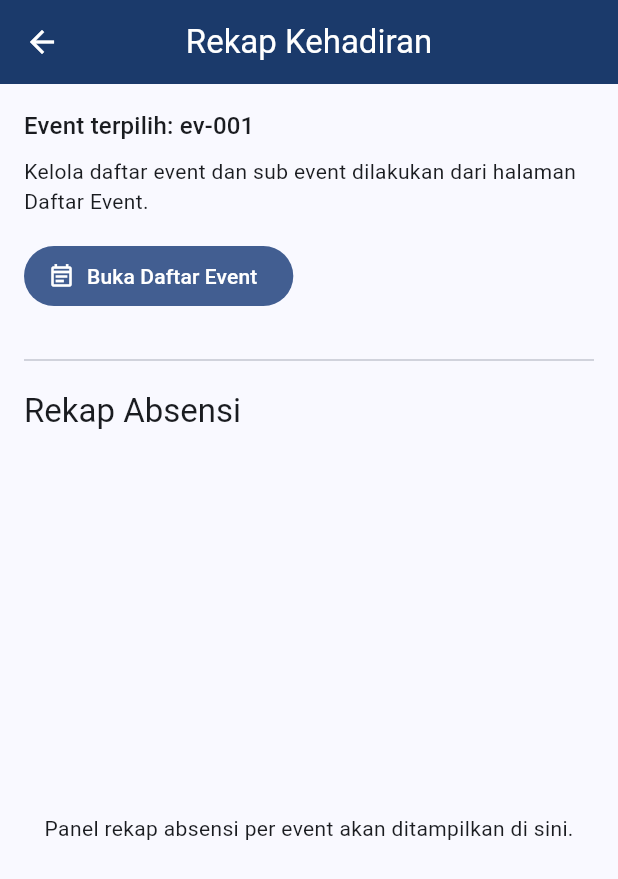
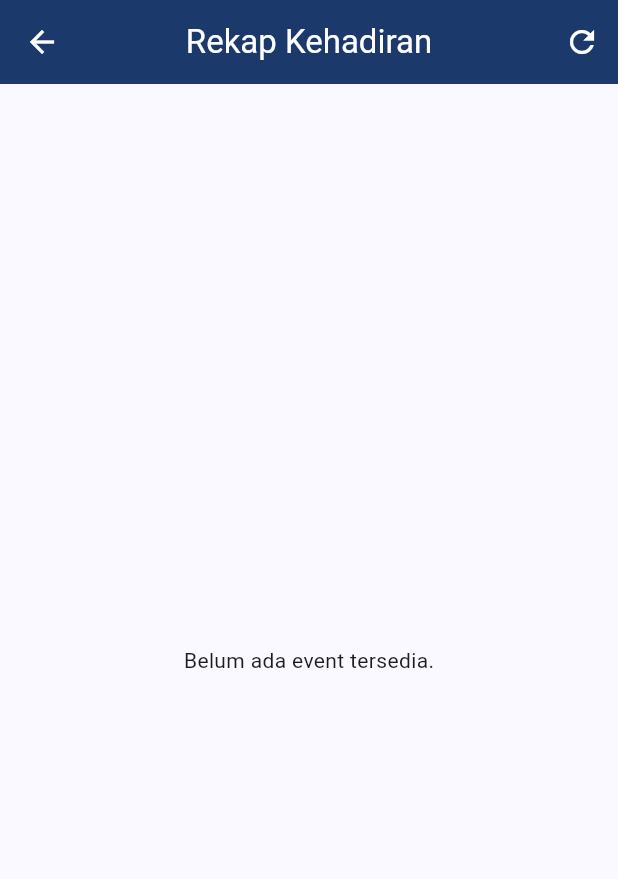
Before and after one commit to Arumannn/b5_proyek_4, a Flutter app: the AdminDashboard screen opened directly, after a tap on "Rekap Kehadiran", on a phone screen of 412 x 824 dp. Shown: the top 879 px of the screen. Run offline on Flutter 3.47's test engine with Material 3 defaults, Android fonts, the phone set to English and light mode, and no system bars; our stand-ins replace connectivity_plus, dio, firebase_core, flutter_dotenv, hive, hive_flutter and 2 more; missing offline and left inert: mobile_scanner, mongo_dart; accounts and stored records are empty; network calls fail.

Commit message:
feat: implement admin dashboard and attendance recap view with QR scan integration

```diff
--- a/lib/features/attendance/attendance_recap_view.dart
+++ b/lib/features/attendance/attendance_recap_view.dart
@@ -1,52 +1,168 @@
 import 'package:flutter/material.dart';
-import '../event/event_list_view.dart';
+import '../../core/services/hive_service.dart';
+import '../../models/attendance_record.dart';
+import '../../models/event_model.dart';
+import '../../models/member_model.dart';
 
-/// Rekap kehadiran per event (Admin) — Implementasi penuh: Week 12
-class AttendanceRecapView extends StatelessWidget {
-  final String eventId;
-  const AttendanceRecapView({super.key, required this.eventId});
+class AttendanceRecapView extends StatefulWidget {
+  final String? initialEventId;
+  const AttendanceRecapView({super.key, this.initialEventId});
+
+  @override
+  State<AttendanceRecapView> createState() => _AttendanceRecapViewState();
+}
+
+class _AttendanceRecapViewState extends State<AttendanceRecapView> {
+  bool _isLoading = true;
+  List<EventModel> _events = const [];
+  List<AttendanceRecord> _records = const [];
+  Map<String, MemberModel> _memberById = const {};
+  String? _selectedEventId;
+
+  @override
+  void initState() {
+    super.initState();
+    _selectedEventId = widget.initialEventId;
+    _refresh();
+  }
+
+  void _refresh() {
+    setState(() {
+      _isLoading = true;
+    });
+
+    final events = HiveService.events.values.toList(growable: false)
+      ..sort((a, b) => a.tanggal.compareTo(b.tanggal));
+
+    final records = HiveService.attendance.values.toList(growable: false)
+      ..sort((a, b) => b.timestamp.compareTo(a.timestamp));
+
+    final members = HiveService.members.values.toList(growable: false);
+    final map = <String, MemberModel>{for (final m in members) m.memberId: m};
+
+    String? selected = _selectedEventId;
+    if (selected == null && events.isNotEmpty) {
+      selected = events.first.eventId;
+    }
+    if (selected != null && !events.any((e) => e.eventId == selected)) {
+      selected = events.isNotEmpty ? events.first.eventId : null;
+    }
+
+    setState(() {
+      _events = events;
+      _records = records;
+      _memberById = map;
+      _selectedEventId = selected;
+      _isLoading = false;
+    });
+  }
+
+  String _eventLabel(String eventId) {
+    final event = _events.where((e) => e.eventId == eventId).toList();
+    if (event.isEmpty) return eventId;
+    final e = event.first;
+    if (e.parentEventId == null) {
+      return 'Event Utama - ${e.nama}';
+    }
+    final parent = _events.where((x) => x.eventId == e.parentEventId).toList();
+    final parentName = parent.isEmpty ? 'Unknown' : parent.first.nama;
+    return 'Sub-Event - $parentName / ${e.nama}';
+  }
+
+  List<AttendanceRecord> get _filteredRecords {
+    if (_selectedEventId == null) return const [];
+    return _records
+        .where((r) => r.eventId == _selectedEventId)
+        .toList(growable: false);
+  }
+
+  String _formatDate(DateTime value) {
+    final dd = value.day.toString().padLeft(2, '0');
+    final mm = value.month.toString().padLeft(2, '0');
+    final yyyy = value.year.toString();
+    final hh = value.hour.toString().padLeft(2, '0');
+    final min = value.minute.toString().padLeft(2, '0');
+    return '$dd/$mm/$yyyy $hh:$min';
+  }
 
   @override
   Widget build(BuildContext context) {
     return Scaffold(
-      appBar: AppBar(title: const Text('Rekap Kehadiran')),
-      body: Padding(
+      appBar: AppBar(
+        title: const Text('Rekap Kehadiran'),
+        actions: [
+          IconButton(
+            tooltip: 'Refresh',
+            onPressed: _refresh,
+            icon: const Icon(Icons.refresh),
+          ),
+        ],
+      ),
+      body: _isLoading
+          ? const Center(child: CircularProgressIndicator())
+          : _events.isEmpty
+              ? const Center(child: Text('Belum ada event tersedia.'))
+              : Padding(
                   padding: const EdgeInsets.all(16),
                   child: Column(
                     crossAxisAlignment: CrossAxisAlignment.start,
                     children: [
-            Text(
-              'Event terpilih: $eventId',
-              style: Theme.of(context).textTheme.titleMedium,
+                      DropdownButtonFormField<String>(
+                        value: _selectedEventId,
+                        decoration: const InputDecoration(
+                          labelText: 'Pilih Event / Sub-Event',
+                          border: OutlineInputBorder(),
                         ),
-            const SizedBox(height: 8),
-            const Text(
-              'Kelola daftar event dan sub event dilakukan dari halaman Daftar Event.',
+                        items: _events.map((e) {
+                          return DropdownMenuItem<String>(
+                            value: e.eventId,
+                            child: Text(_eventLabel(e.eventId)),
+                          );
+                        }).toList(growable: false),
+                        onChanged: (value) {
+                          setState(() {
+                            _selectedEventId = value;
+                          });
+                        },
                       ),
                       const SizedBox(height: 16),
-            FilledButton.icon(
-              onPressed: () {
-                Navigator.push(
-                  context,
-                  MaterialPageRoute<void>(
-                    builder: (_) => const EventListView(),
-                  ),
-                );
-              },
-              icon: const Icon(Icons.event_note_outlined),
-              label: const Text('Buka Daftar Event'),
-            ),
-            const SizedBox(height: 24),
-            const Divider(),
-            const SizedBox(height: 12),
                       Text(
                         'Rekap Absensi',
                         style: Theme.of(context).textTheme.titleLarge,
                       ),
                       const SizedBox(height: 8),
-            const Expanded(
-              child: Center(
-                child: Text('Panel rekap absensi per event akan ditampilkan di sini.'),
+                      Expanded(
+                        child: Card(
+                          child: _filteredRecords.isEmpty
+                              ? const Center(
+                                  child: Text('Belum ada data kehadiran pada event ini.'),
+                                )
+                              : SingleChildScrollView(
+                                  scrollDirection: Axis.horizontal,
+                                  child: SingleChildScrollView(
+                                    child: DataTable(
+                                      columns: const [
+                                        DataColumn(label: Text('NIM')),
+                                        DataColumn(label: Text('Nama')),
+                                        DataColumn(label: Text('Status')),
+                                        DataColumn(label: Text('Timestamp')),
+                                      ],
+                                      rows: _filteredRecords.map((r) {
+                                        final member = _memberById[r.memberId];
+                                        final nim = member?.nim ?? r.memberId;
+                                        final nama = member?.nama ?? '-';
+                                        return DataRow(
+                                          cells: [
+                                            DataCell(Text(nim)),
+                                            DataCell(Text(nama)),
+                                            DataCell(Text(r.status)),
+                                            DataCell(Text(_formatDate(r.timestamp))),
+                                          ],
+                                        );
+                                      }).toList(growable: false),
+                                    ),
+                                  ),
+                                ),
                         ),
                       ),
                     ],
--- a/lib/features/dashboard/admin_dashboard.dart
+++ b/lib/features/dashboard/admin_dashboard.dart
@@ -215,8 +215,7 @@ class AdminDashboard extends StatelessWidget {
                 Navigator.push(
                   context,
                   MaterialPageRoute<void>(
-                    builder: (_) =>
-                        const AttendanceRecapView(eventId: 'ev-001'),
+                    builder: (_) => const AttendanceRecapView(),
                   ),
                 );
               },
```
Lines whose indentation alone changed are shown as unchanged.
